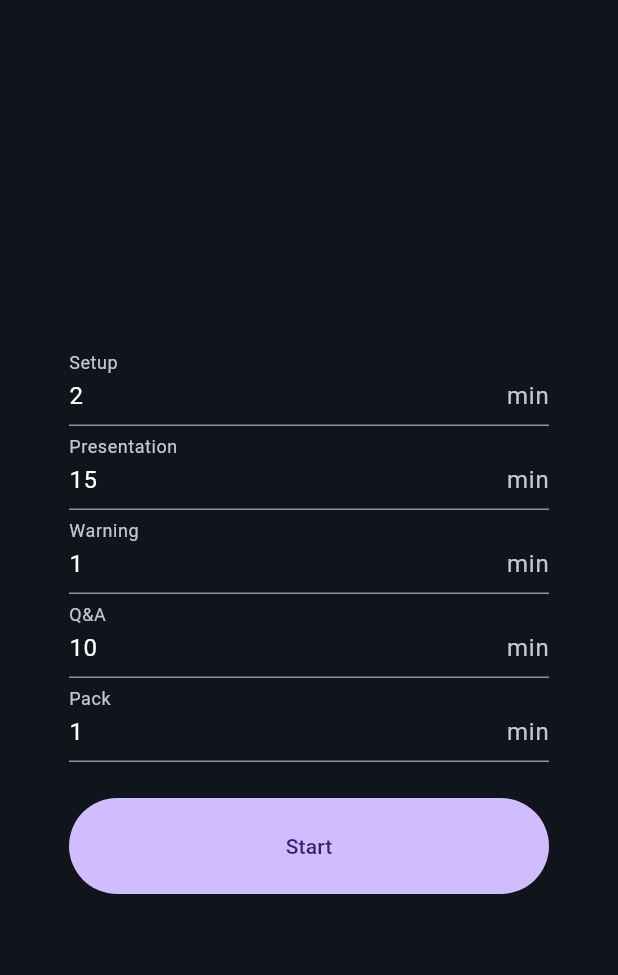
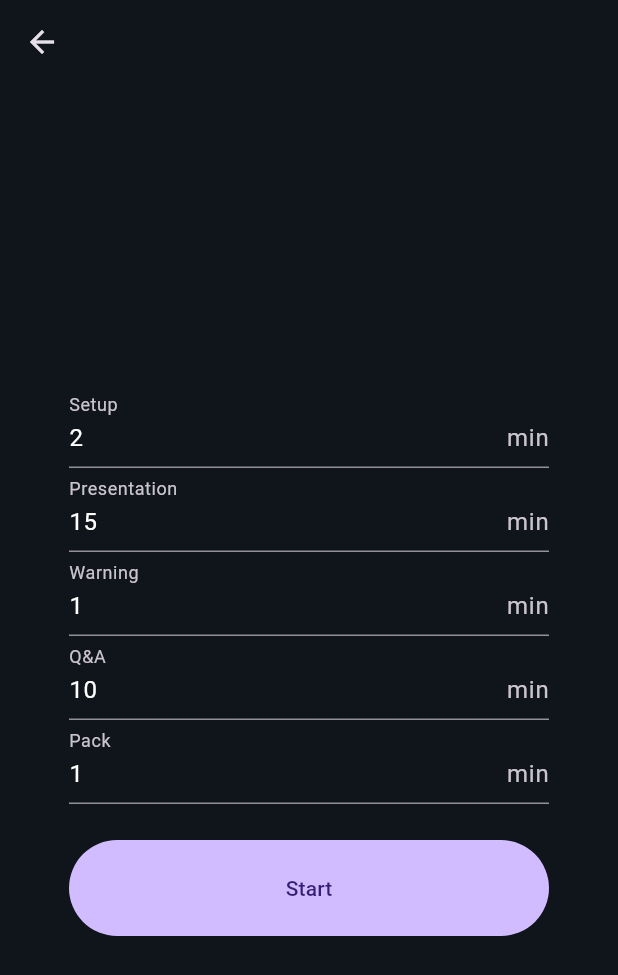
Before and after one commit to berlogabob/IADE-counter, a Flutter app: the screen it shows after launch, after a tap on "Quick timer", on a phone screen of 412 x 824 dp. Shown: the top 975 px of the screen. Run offline on Flutter 3.47's test engine with Material 3 defaults, Android fonts, the phone set to English and light mode, and no system bars; our stand-ins replace audioplayers, qr_flutter, wakelock_plus.

Commit message:
Host phone: scrolling layout keeps the clock visible; log in whole seconds with phase clock times; Welcome descriptions; Quick timer back arrow
Co-Authored-By: Claude Sonnet 5.5 <noreply@anthropic.com>
Claude-Session: https://claude.ai/code/session_01JAFpyMKaBuZ6N3DbQuqtuF

```diff
--- a/lib/quick.dart
+++ b/lib/quick.dart
@@ -157,6 +157,9 @@ class _QuickPageState extends State<QuickPage> {
     final running = _cycle != null;
     final warning = running && _cycle!.warning(_stage, _remaining);
     return Scaffold(
+      appBar: running
+          ? null
+          : AppBar(backgroundColor: Colors.transparent, elevation: 0),
       backgroundColor: !running
           ? calmColor
           : warning
--- a/lib/welcome.dart
+++ b/lib/welcome.dart
@@ -20,19 +20,41 @@ class WelcomePage extends StatelessWidget {
           ),
           const SizedBox(height: 24),
           for (final entry in const [
-            ('Quick timer', QuickPage()),
-            ('New session', AdminPage()),
+            (
+              'Quick timer',
+              'One timer on this device. Nothing is saved.',
+              QuickPage(),
+            ),
+            (
+              'New session',
+              'Teams, draw, notes and scores for professors.',
+              AdminPage(),
+            ),
           ])
             Padding(
               padding: const EdgeInsets.all(8),
-              child: SizedBox(
-                width: 280,
-                height: 64,
-                child: FilledButton(
-                  onPressed: () => Navigator.of(context)
-                      .push(MaterialPageRoute<void>(builder: (_) => entry.$2)),
-                  child: Text(entry.$1),
-                ),
+              child: Column(
+                children: [
+                  SizedBox(
+                    width: 280,
+                    height: 64,
+                    child: FilledButton(
+                      onPressed: () => Navigator.of(
+                        context,
+                      ).push(MaterialPageRoute<void>(builder: (_) => entry.$3)),
+                      child: Text(entry.$1),
+                    ),
+                  ),
+                  const SizedBox(height: 4),
+                  SizedBox(
+                    width: 280,
+                    child: Text(
+                      entry.$2,
+                      textAlign: TextAlign.center,
+                      style: const TextStyle(color: Colors.white70),
+                    ),
+                  ),
+                ],
               ),
             ),
         ],
```
Also changed, not shown: lib/main.dart (+29 -7 lines).
